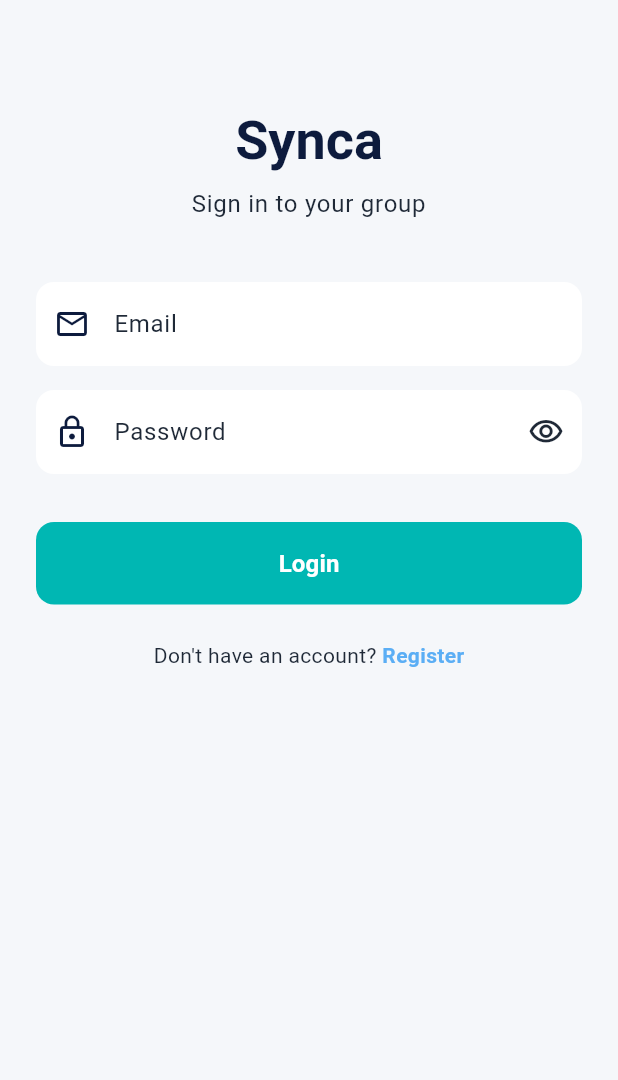
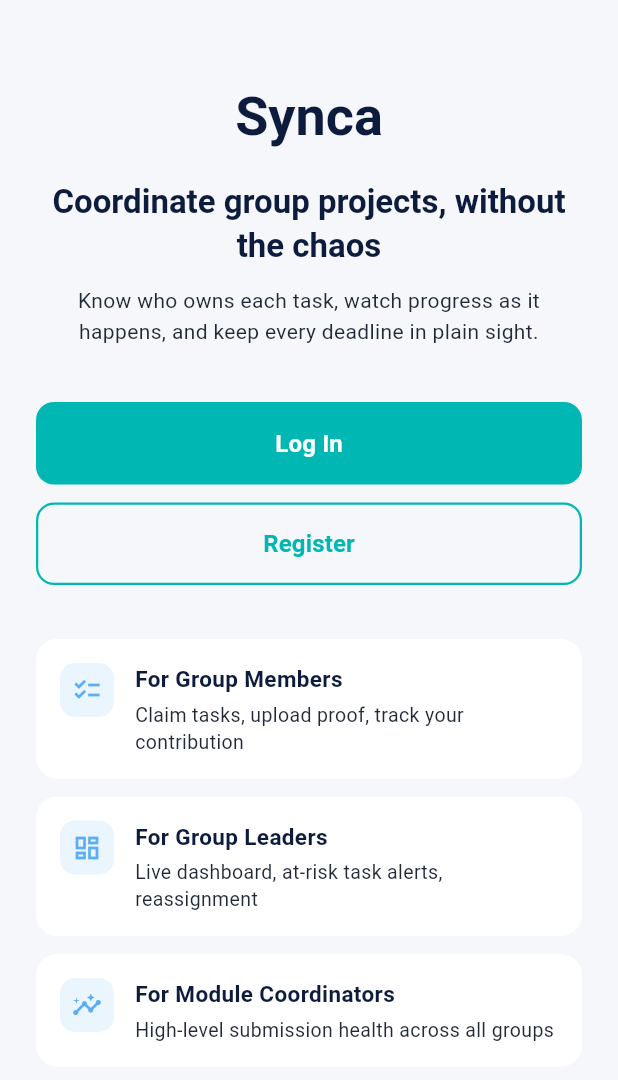
Before and after one commit to AiDv11/synca_app, a Flutter app: the screen it shows after launch, on a phone screen of 412 x 824 dp. Shown: the top 1080 px of the screen. Run offline on Flutter 3.47's test engine with Material 3 defaults, Android fonts, the phone set to English and light mode, and no system bars; our stand-ins replace cloud_firestore, firebase_auth, firebase_core; accounts and stored records are empty.

Commit message:
feat: add landing page and route logged-out users to it
- LandingPage (Figure 1) in common/onboarding
- AuthGate shows it instead of LoginPage when signed out
- Login and Register are now pushed routes, so they pop
  themselves on success to reveal the gate underneath
- remove UserRoleLabel extension, dead since UserRole.label

Co-Authored-By: Claude Opus 5 <noreply@anthropic.com>

```diff
--- a/lib/src/modules/common/auth/ui/page/auth_gate.dart
+++ b/lib/src/modules/common/auth/ui/page/auth_gate.dart
@@ -4,7 +4,7 @@ import 'package:flutter/material.dart';
 import 'package:synca_app/src/core/theme/app_colors.dart';
 import 'package:synca_app/src/modules/common/auth/model/entity/app_user.dart';
 import 'package:synca_app/src/modules/common/auth/model/services/auth_service.dart';
-import 'package:synca_app/src/modules/common/auth/ui/page/login_page.dart';
+import 'package:synca_app/src/modules/common/onboarding/ui/page/landing_page.dart';
 import 'package:synca_app/src/modules/role/coordinator/ui/page/coordinator_dashboard.dart';
 import 'package:synca_app/src/modules/role/leader/ui/page/leader_dashboard.dart';
 import 'package:synca_app/src/modules/role/member/ui/page/member_dashboard.dart';
@@ -14,13 +14,19 @@ import 'package:synca_app/src/modules/role/member/ui/page/member_dashboard.dart'
 /// This is the app's `home`, so it is the first thing built. It answers two
 /// questions in order:
 ///
-///   1. Is anyone signed in?  → no: [LoginPage]
+///   1. Is anyone signed in?  → no: [LandingPage]
 ///   2. What is their role?   → member / leader / coordinator dashboard
 ///
 /// Because step 1 listens to a *stream*, the gate reacts on its own. Log out
 /// from any dashboard and Firebase pushes a new value, the gate rebuilds, and
-/// the login page appears — no `Navigator` call anywhere. Same on login. That
+/// the landing page appears — no `Navigator` call anywhere. Same on login. That
 /// is the whole appeal of this pattern: sign-in state lives in one place.
+///
+/// One wrinkle comes from the landing page. Login and Register are *pushed* on
+/// top of this gate as routes, so when signing in succeeds the gate does
+/// rebuild into a dashboard — but underneath the login screen still covering
+/// it. That is why those two pages pop themselves once they succeed; see the
+/// note in `LoginPage._submit`.
 class AuthGate extends StatefulWidget {
   const AuthGate({super.key});
 
@@ -59,7 +65,7 @@ class _AuthGateState extends State<AuthGate> {
 
         final firebaseUser = snapshot.data;
         if (firebaseUser == null) {
-          return const LoginPage();
+          return const LandingPage();
         }
 
         // Signed in, but Firebase Auth doesn't know the role — that lives in
--- a/lib/src/modules/common/auth/ui/page/login_page.dart
+++ b/lib/src/modules/common/auth/ui/page/login_page.dart
@@ -72,15 +72,23 @@ class _LoginPageState extends State<LoginPage> {
       if (!mounted) return;
 
       if (user == null) {
-        // Credentials were valid but no Firestore profile exists.
+        // Credentials were valid but no Firestore profile exists. We still
+        // leave, because they *are* signed in now — AuthGate has a dedicated
+        // screen for this dead end, with a sign-out button. Keeping them on a
+        // login form they have already passed would just be confusing.
         _showSnackBar('Your profile is missing. Please register again.');
-        return;
+      } else {
+        _showSnackBar('Welcome back, ${user.name}', isError: false);
       }
 
-      _showSnackBar('Welcome back, ${user.name}', isError: false);
-
-      // TODO: route to the member / leader / coordinator home screen based on
-      // user.role once those screens exist.
+      // This screen was pushed on top of AuthGate, so closing it reveals the
+      // gate — which has already rebuilt into the right dashboard, because
+      // signing in pushed a new value down the auth stream.
+      //
+      // Note what this is *not*: we don't push a dashboard from here. The gate
+      // owns that decision, and it owns it in one place. All this page has to
+      // do is get out of the way.
+      _closeIfPushed();
     } on FirebaseAuthException catch (e) {
       // `on ... catch` catches only this type. Firebase reports failures as an
       // exception carrying a `code` we can translate into plain English.
@@ -97,6 +105,16 @@ class _LoginPageState extends State<LoginPage> {
       // button forever.
       if (mounted) setState(() => _isLoading = false);
     }
+  }
+
+  /// Pops this route if there is something to pop back to.
+  ///
+  /// The `canPop` check is the safety net: normally this page is pushed from
+  /// the landing page and there is a route underneath, but if it is ever shown
+  /// as the very first screen, popping would try to close the app instead.
+  void _closeIfPushed() {
+    final navigator = Navigator.of(context);
+    if (navigator.canPop()) navigator.pop();
   }
 
   /// Turns a Firebase error code into something a student can act on.
--- a/lib/src/modules/common/auth/ui/page/register_page.dart
+++ b/lib/src/modules/common/auth/ui/page/register_page.dart
@@ -7,26 +7,13 @@ import 'package:synca_app/src/modules/common/auth/model/entity/app_user.dart';
 import 'package:synca_app/src/modules/common/auth/model/services/auth_service.dart';
 import 'package:synca_app/src/modules/common/auth/ui/page/login_page.dart';
 
-/// Human-readable names for the roles, for the dropdown.
+/// Sign-up screen: name, email, password, role.
 ///
-/// This is an `extension` — it adds a `label` getter to `UserRole` without
-/// editing the enum. It lives here, in the UI layer, on purpose: how a role is
-/// *worded on screen* is a presentation decision, and `AppUser` shouldn't have
-/// to care about it. Translating the app later would change only this file.
-extension UserRoleLabel on UserRole {
-  String get label {
-    switch (this) {
-      case UserRole.member:
-        return 'Group Member';
-      case UserRole.leader:
-        return 'Group Leader';
-      case UserRole.coordinator:
-        return 'Module Coordinator';
-    }
-  }
-}
-
-/// Sign-up screen: name, email, password, role.
+/// The role dropdown below reads `role.label`, which now comes from the
+/// `UserRole` enum itself. This file used to declare an `extension` supplying
+/// that getter, but a real member on the enum always wins over an extension —
+/// so once `UserRole.label` existed the extension here was dead code that
+/// merely looked like it was doing the work. It has been removed.
 class RegisterPage extends StatefulWidget {
   const RegisterPage({super.key});
 
@@ -76,8 +63,12 @@ class _RegisterPageState extends State<RegisterPage> {
 
       _showSnackBar('Account created for ${user.name}', isError: false);
 
-      // TODO: route to the member / leader / coordinator home screen based on
-      // user.role once those screens exist.
+      // Registering signs the new user in, so the auth stream has already
+      // fired and AuthGate underneath has rebuilt into their dashboard.
+      // Closing this route reveals it. Same reasoning as `LoginPage._submit`:
+      // the gate decides which screen a role gets, not this page.
+      final navigator = Navigator.of(context);
+      if (navigator.canPop()) navigator.pop();
     } on FirebaseAuthException catch (e) {
       if (!mounted) return;
       _showSnackBar(_messageForAuthError(e.code));
--- /dev/null
+++ b/lib/src/modules/common/onboarding/ui/page/landing_page.dart
@@ -0,0 +1,224 @@
+import 'package:flutter/material.dart';
+
+import 'package:synca_app/src/core/theme/app_colors.dart';
+import 'package:synca_app/src/modules/common/auth/ui/page/login_page.dart';
+import 'package:synca_app/src/modules/common/auth/ui/page/register_page.dart';
+
+/// The public front door of the app — Figure 1 in the approved proposal.
+///
+/// Shown by `AuthGate` whenever nobody is signed in. Its job is to say what
+/// Synca is and offer the two ways in; it holds no state and touches no
+/// service, which is why it is a plain [StatelessWidget].
+///
+/// The three role cards are not decoration. A student arriving from a module
+/// handbook needs to recognise themselves before signing up, because the role
+/// they pick on the register screen decides what the app looks like afterwards.
+class LandingPage extends StatelessWidget {
+  const LandingPage({super.key});
+
+  void _goToLogin(BuildContext context) {
+    // `push`, not `pushReplacement`: the landing page stays underneath, so the
+    // back button and the Android system gesture return here rather than
+    // closing the app.
+    Navigator.of(
+      context,
+    ).push(MaterialPageRoute(builder: (_) => const LoginPage()));
+  }
+
+  void _goToRegister(BuildContext context) {
+    Navigator.of(
+      context,
+    ).push(MaterialPageRoute(builder: (_) => const RegisterPage()));
+  }
+
+  @override
+  Widget build(BuildContext context) {
+    return Scaffold(
+      backgroundColor: AppColors.light,
+      body: SafeArea(
+        // Everything is inside a scroll view because this page has to survive a
+        // short screen. On a small phone the three cards would otherwise run
+        // past the bottom edge and Flutter would paint its yellow-and-black
+        // overflow stripes.
+        child: SingleChildScrollView(
+          padding: const EdgeInsets.symmetric(horizontal: 24, vertical: 32),
+          child: Column(
+            // Stretch makes the buttons fill the width instead of shrinking to
+            // fit their labels.
+            crossAxisAlignment: CrossAxisAlignment.stretch,
+            children: [
+              const SizedBox(height: 24),
+
+              Text(
+                'Synca',
+                textAlign: TextAlign.center,
+                // Pulling the size from the theme's text scale rather than
+                // hardcoding a number keeps headings consistent across screens
+                // — the login page builds its title the same way.
+                style: Theme.of(context).textTheme.displaySmall?.copyWith(
+                  color: AppColors.navy,
+                  fontWeight: FontWeight.bold,
+                ),
+              ),
+              const SizedBox(height: 20),
+
+              Text(
+                'Coordinate group projects, without the chaos',
+                textAlign: TextAlign.center,
+                style: Theme.of(context).textTheme.titleLarge?.copyWith(
+                  color: AppColors.navy,
+                  fontWeight: FontWeight.w600,
+                  height: 1.3,
+                ),
+              ),
+              const SizedBox(height: 12),
+
+              Text(
+                'Know who owns each task, watch progress as it happens, '
+                'and keep every deadline in plain sight.',
+                textAlign: TextAlign.center,
+                style: Theme.of(context).textTheme.bodyMedium?.copyWith(
+                  color: AppColors.charcoal,
+                  height: 1.5,
+                ),
+              ),
+              const SizedBox(height: 36),
+
+              // Log In is the filled button and sits first: returning users are
+              // the common case, and a filled button is the louder of the two.
+              FilledButton(
+                onPressed: () => _goToLogin(context),
+                style: FilledButton.styleFrom(
+                  backgroundColor: AppColors.teal,
+                  foregroundColor: Colors.white,
+                  padding: const EdgeInsets.symmetric(vertical: 16),
+                  shape: RoundedRectangleBorder(
+                    borderRadius: BorderRadius.circular(12),
+                  ),
+                ),
+                child: const Text(
+                  'Log In',
+                  style: TextStyle(fontSize: 16, fontWeight: FontWeight.w600),
+                ),
+              ),
+              const SizedBox(height: 12),
+
+              OutlinedButton(
+                onPressed: () => _goToRegister(context),
+                style: OutlinedButton.styleFrom(
+                  foregroundColor: AppColors.teal,
+                  side: const BorderSide(color: AppColors.teal, width: 1.5),
+                  padding: const EdgeInsets.symmetric(vertical: 16),
+                  shape: RoundedRectangleBorder(
+                    borderRadius: BorderRadius.circular(12),
+                  ),
+                ),
+                child: const Text(
+                  'Register',
+                  style: TextStyle(fontSize: 16, fontWeight: FontWeight.w600),
+                ),
+              ),
+              const SizedBox(height: 36),
+
+              const _RoleCard(
+                icon: Icons.checklist_outlined,
+                title: 'For Group Members',
+                description:
+                    'Claim tasks, upload proof, track your '
+                    'contribution',
+              ),
+              const SizedBox(height: 12),
+              const _RoleCard(
+                icon: Icons.dashboard_outlined,
+                title: 'For Group Leaders',
+                description:
+                    'Live dashboard, at-risk task alerts, '
+                    'reassignment',
+              ),
+              const SizedBox(height: 12),
+              const _RoleCard(
+                icon: Icons.insights_outlined,
+                title: 'For Module Coordinators',
+                description: 'High-level submission health across all groups',
+              ),
+              const SizedBox(height: 16),
+            ],
+          ),
+        ),
+      ),
+    );
+  }
+}
+
+/// One of the three "what you get" cards.
+///
+/// A private widget (`_` prefix) because nothing outside this file needs it.
+/// Pulling the repeated card out means the three differ only in their content,
+/// so they cannot drift apart visually.
+class _RoleCard extends StatelessWidget {
+  const _RoleCard({
+    required this.icon,
+    required this.title,
+    required this.description,
+  });
+
+  final IconData icon;
+  final String title;
+  final String description;
+
+  @override
+  Widget build(BuildContext context) {
+    return Container(
+      padding: const EdgeInsets.all(16),
+      decoration: BoxDecoration(
+        color: Colors.white,
+        borderRadius: BorderRadius.circular(14),
+      ),
+      child: Row(
+        // Icon lines up with the title rather than floating in the middle of a
+        // two-line card.
+        crossAxisAlignment: CrossAxisAlignment.start,
+        children: [
+          Container(
+            padding: const EdgeInsets.all(8),
+            decoration: BoxDecoration(
+              // Sky blue at 12% — the same tinted-pill treatment the status
+              // chips use, so the app looks like one thing.
+              color: AppColors.skyBlue.withValues(alpha: 0.12),
+              borderRadius: BorderRadius.circular(10),
+            ),
+            child: Icon(icon, size: 20, color: AppColors.skyBlue),
+          ),
+          const SizedBox(width: 14),
+
+          // Expanded stops the description from pushing past the card's edge;
+          // without it a long line would overflow instead of wrapping.
+          Expanded(
+            child: Column(
+              crossAxisAlignment: CrossAxisAlignment.start,
+              children: [
+                Text(
+                  title,
+                  style: const TextStyle(
+                    color: AppColors.navy,
+                    fontSize: 15,
+                    fontWeight: FontWeight.bold,
+                  ),
+                ),
+                const SizedBox(height: 4),
+                Text(
+                  description,
+                  style: const TextStyle(
+                    color: AppColors.charcoal,
+                    fontSize: 13,
+                    height: 1.4,
+                  ),
+                ),
+              ],
+            ),
+          ),
+        ],
+      ),
+    );
+  }
+}
```
Also changed, not shown: 1 other file.
